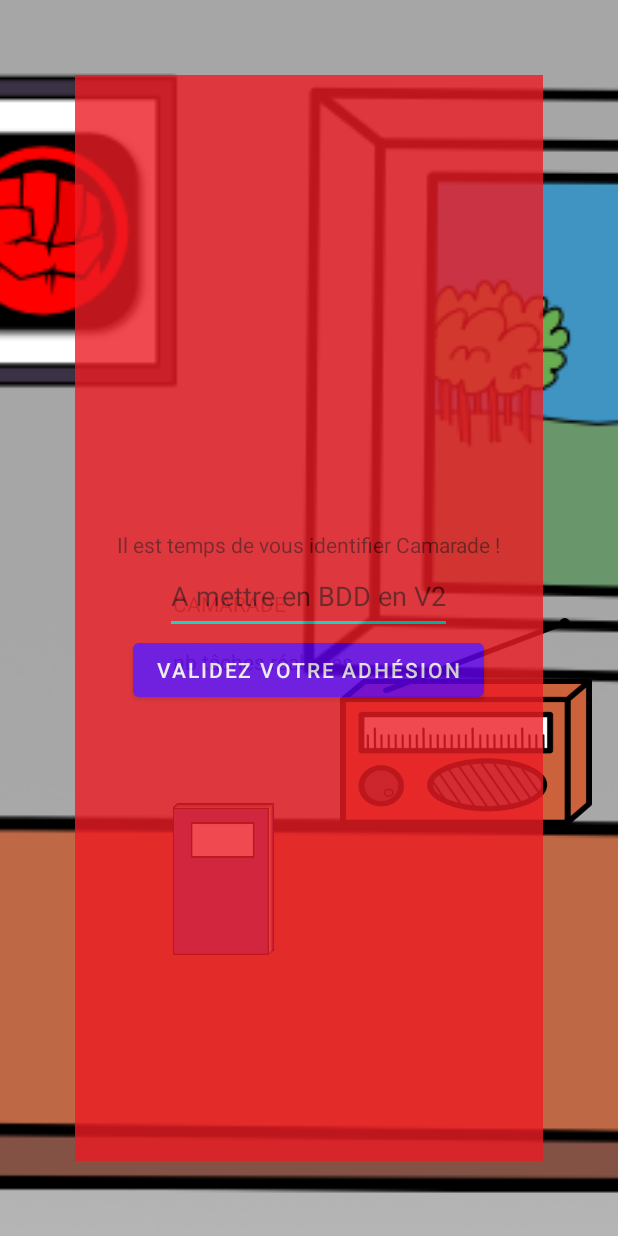
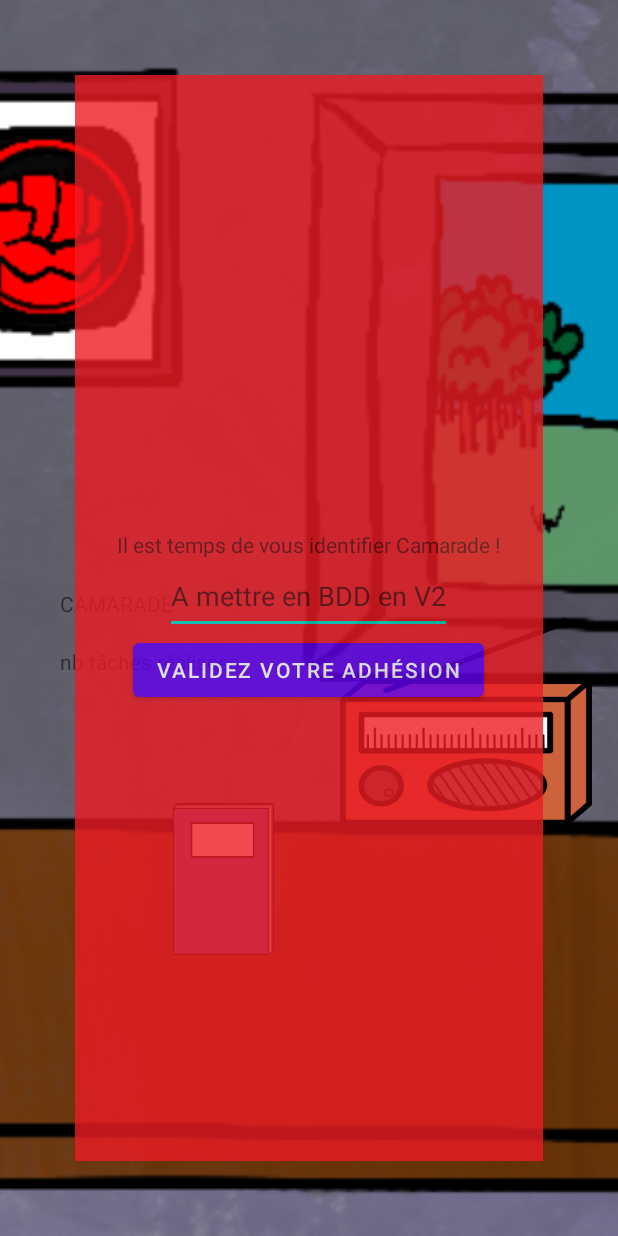
Before and after one commit to ArnoVoxel/cTAlutte, an Android app: the layout activity_main.xml on its own in the app's theme, with its tools: preview values and no code run, on a phone screen of 412 x 824 dp. Run offline under Robolectric (Android 15) with nearby library versions, the phone set to English and light mode, and no system bars.

Commit message:
BDD avec colonne tache_finie + fond écran modifié

```diff
--- a/app/src/main/java/com/example/ctalutte/Connexion.java
+++ b/app/src/main/java/com/example/ctalutte/Connexion.java
@@ -15,6 +15,7 @@ public class Connexion extends SQLiteOpenHelper {
     private static final String NOM_JOUEUR = "nom_joueur";
     private static final String SCORE = "score";
     private static final String NB_TACHES = "nb_taches";
+    private static final String TACHE_FINIE = "tache_finie";
 
     public Connexion(@Nullable Context context, @Nullable String name, @Nullable SQLiteDatabase.CursorFactory factory, int version ) {
         super(context, name, factory, version);
@@ -26,6 +27,7 @@ public class Connexion extends SQLiteOpenHelper {
         String query = "CREATE TABLE " +TABLE_NAME+" ("
                 +NOM_JOUEUR+" TEXT PRIMARY KEY, "
                 +SCORE+" int NOT NULL, "
+                +TACHE_FINIE+" TEXT NOT NULL, "
                 +NB_TACHES+" int NOT NULL )";
 
         db.execSQL(query);
@@ -46,14 +48,14 @@ public class Connexion extends SQLiteOpenHelper {
         return super.getWritableDatabase();
     }
 
-    public void ajouterCamarade(String nomCmarade, Integer scoreCamarade, Integer nbTachesCamarade){
+    public void ajouterCamarade(String nomCmarade, Integer scoreCamarade, Integer nbTachesCamarade, String tacheFinie){
         Outils.logPerso("BDD","début fct ajouter");
         SQLiteDatabase db = getReadableDatabase();
         Outils.logPerso("BDD","après getReadable");
         scoreCamarade = 0;
         nbTachesCamarade = 0;
 
-        String insertCamarade ="INSERT INTO "+TABLE_NAME+" ("+NOM_JOUEUR+", "+SCORE+", "+NB_TACHES+") \n VALUES('"+nomCmarade+"', "+scoreCamarade+", "+nbTachesCamarade+");";
+        String insertCamarade ="INSERT INTO "+TABLE_NAME+" ("+NOM_JOUEUR+", "+SCORE+", "+NB_TACHES+","+TACHE_FINIE+") \n VALUES('"+nomCmarade+"', "+scoreCamarade+", "+nbTachesCamarade+", '"+tacheFinie+"');";
         Outils.logPerso("BDD","après création de la string de requête");
         Outils.logPerso("BDD","requête : "+insertCamarade);
 
--- a/app/src/main/res/layout/activity_main.xml
+++ b/app/src/main/res/layout/activity_main.xml
@@ -7,30 +7,30 @@
     tools:context=".MainActivity">
 
 
-
-
     <ImageView
         android:id="@+id/fond_bureau"
         android:layout_width="match_parent"
         android:layout_height="match_parent"
         android:scaleType="centerCrop"
-        android:src="@drawable/background_sm_169"
+        android:src="@drawable/fond_crayon_sm_169"
         tools:layout_editor_absoluteX="97dp"
-        tools:layout_editor_absoluteY="0dp" />
+        tools:layout_editor_absoluteY="0dp"
+        />
 
     <TextView
         android:id="@+id/label_camarade"
         android:layout_width="wrap_content"
         android:layout_height="wrap_content"
         android:text="@string/label_camarade"
-            app:layout_constraintStart_toStartOf="@id/guidelineDossierV"
         app:layout_constraintBottom_toTopOf="@id/guidelineRadioH"
+        app:layout_constraintStart_toStartOf="@id/guidelineInfos"
         />
+
     <TextView
         android:id="@+id/identite_camarade"
         android:layout_width="wrap_content"
         android:layout_height="wrap_content"
-        app:layout_constraintStart_toStartOf="@id/guidelineDossierV"
+        app:layout_constraintStart_toStartOf="@id/guidelineInfos"
         app:layout_constraintTop_toBottomOf="@id/label_camarade"
         />
 
@@ -39,15 +39,16 @@
         android:layout_width="wrap_content"
         android:layout_height="wrap_content"
         android:text="@string/label_nb_taches"
-            app:layout_constraintStart_toStartOf="@id/guidelineDossierV"
+        app:layout_constraintStart_toStartOf="@id/guidelineInfos"
         app:layout_constraintTop_toBottomOf="@id/identite_camarade"
         />
+
     <TextView
         android:id="@+id/nb_taches"
         android:layout_width="wrap_content"
         android:layout_height="wrap_content"
 
-        app:layout_constraintStart_toStartOf="@id/guidelineDossierV"
+        app:layout_constraintStart_toStartOf="@id/guidelineInfos"
         app:layout_constraintTop_toBottomOf="@id/label_nb_taches"
         />
 
@@ -56,14 +57,16 @@
         android:layout_width="wrap_content"
         android:layout_height="wrap_content"
         android:orientation="vertical"
-        app:layout_constraintGuide_percent="0.55"/>
+        app:layout_constraintGuide_percent="0.55"
+        />
 
     <androidx.constraintlayout.widget.Guideline
         android:id="@+id/guidelineRadioH"
         android:layout_width="wrap_content"
         android:layout_height="wrap_content"
         android:orientation="horizontal"
-        app:layout_constraintGuide_percent="0.5" />
+        app:layout_constraintGuide_percent="0.5"
+        />
 
     <ImageButton
         android:id="@+id/radio"
@@ -73,19 +76,22 @@
         app:layout_constraintStart_toStartOf="@+id/guidelineRadioV"
         app:layout_constraintTop_toTopOf="@+id/guidelineRadioH"
         />
+
     <androidx.constraintlayout.widget.Guideline
         android:id="@+id/guidelineDossierV"
         android:layout_width="wrap_content"
         android:layout_height="wrap_content"
         android:orientation="vertical"
-        app:layout_constraintGuide_percent="0.28"/>
+        app:layout_constraintGuide_percent="0.28"
+        />
 
     <androidx.constraintlayout.widget.Guideline
         android:id="@+id/guidelineDossierH"
         android:layout_width="wrap_content"
         android:layout_height="wrap_content"
         android:orientation="horizontal"
-        app:layout_constraintGuide_percent="0.65" />
+        app:layout_constraintGuide_percent="0.65"
+        />
 
     <ImageButton
         android:id="@+id/bouton_dossier"
@@ -94,27 +100,27 @@
         android:background="@drawable/dossier"
 
         app:layout_constraintStart_toStartOf="@+id/guidelineDossierV"
-        app:layout_constraintTop_toTopOf="@+id/guidelineDossierH" />
+        app:layout_constraintTop_toTopOf="@+id/guidelineDossierH"
+        />
 
     <FrameLayout
         android:id="@+id/modal_accueil"
         android:layout_width="match_parent"
         android:layout_height="match_parent"
-        android:orientation="vertical"
-        >
+        android:orientation="vertical">
+
         <androidx.constraintlayout.widget.ConstraintLayout
             android:layout_width="match_parent"
-            android:layout_height="match_parent"
-            >
+            android:layout_height="match_parent">
+
             <LinearLayout
                 android:layout_width="match_parent"
                 android:layout_height="match_parent"
-                android:orientation="vertical"
+                android:layout_margin="50dp"
+                android:alpha=".8"
+                android:background="@drawable/fond_rouge"
                 android:gravity="center"
-                android:background="@drawable/fond_rouge"
-                android:alpha=".8"
-                android:layout_margin="50dp"
-                >
+                android:orientation="vertical">
                 <!--                android:backgroundTint="@color/material_on_background_emphasis_medium"-->
                 <TextView
                     android:id="@+id/text_champ_utilisateur"
@@ -129,19 +135,24 @@
                     android:layout_height="50dp"
                     android:hint="A mettre en BDD en V2"
                     android:inputType="text"
-                app:layout_constraintTop_toBottomOf="@+id/text_champ_utilisateur"
-                />
+                    app:layout_constraintTop_toBottomOf="@+id/text_champ_utilisateur" />
 
                 <Button
                     android:id="@+id/bouton_valider_modal"
                     android:layout_width="wrap_content"
                     android:layout_height="wrap_content"
                     android:text="@string/bouton_valider"
-                app:layout_constraintTop_toBottomOf="@+id/champ_nom_utilisateur"
-                />
+                    app:layout_constraintTop_toBottomOf="@+id/champ_nom_utilisateur" />
             </LinearLayout>
         </androidx.constraintlayout.widget.ConstraintLayout>
     </FrameLayout>
 
+    <androidx.constraintlayout.widget.Guideline
+        android:id="@+id/guidelineInfos"
+        android:layout_width="wrap_content"
+        android:layout_height="wrap_content"
+        android:orientation="vertical"
+        app:layout_constraintGuide_begin="40dp" />
+
 
 </androidx.constraintlayout.widget.ConstraintLayout>
```
Also changed, not shown: app/src/main/java/com/example/ctalutte/MainActivity.kt (+13 -10 lines), app/src/main/res/drawable/fond_crayon_sm_169.png (added). Lines whose indentation alone changed are shown as unchanged.
